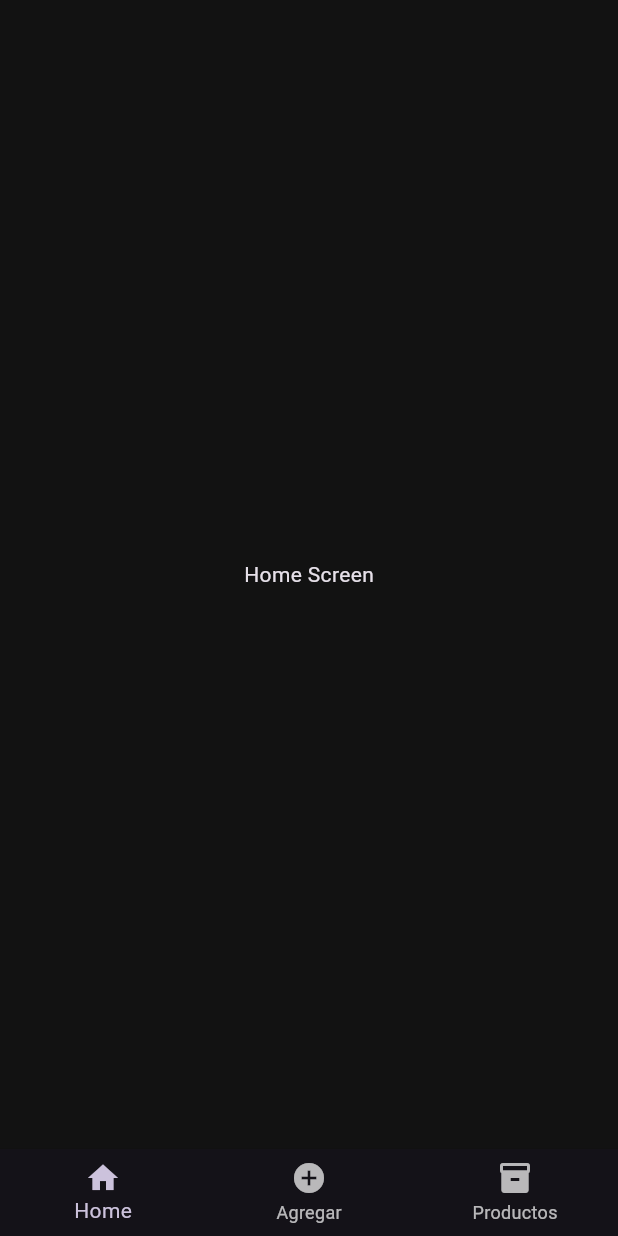
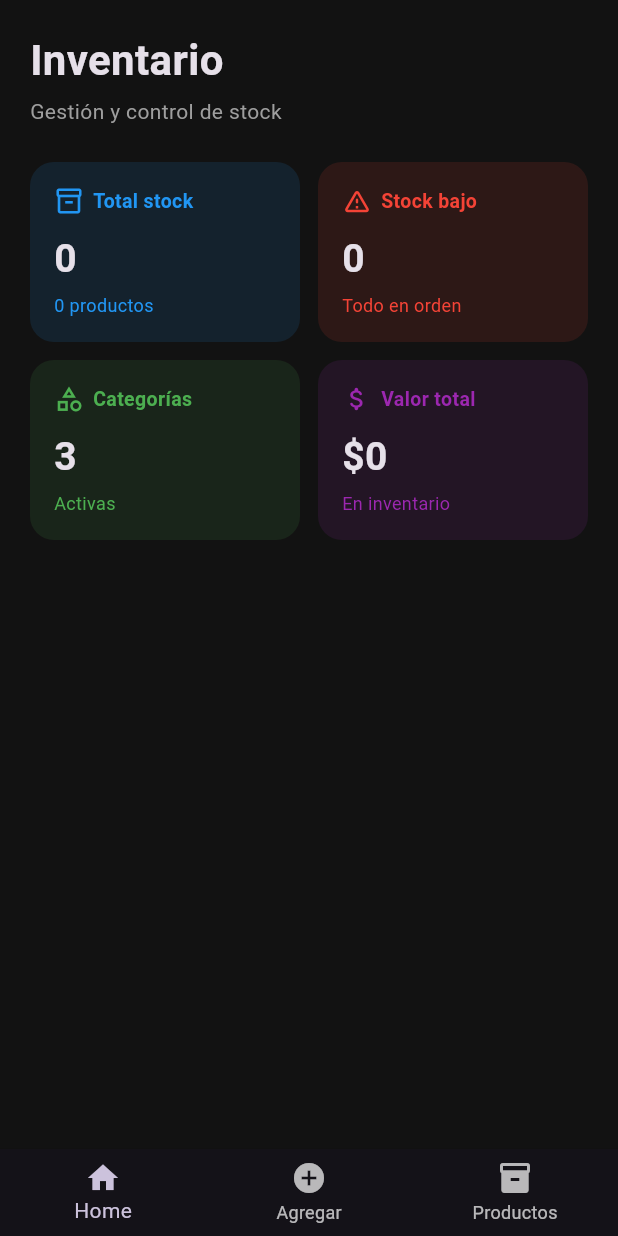
Before and after one commit to juancardonaie/OASIS, a Flutter app: the screen it shows after launch, on a phone screen of 412 x 824 dp. Run offline on Flutter 3.47's test engine with Material 3 defaults, Android fonts, the phone set to English and light mode, and no system bars; our stand-ins replace cloud_firestore, firebase_core, go_router; missing offline and left inert: signalr_netcore; accounts and stored records are empty.

Commit message:
feature/04-Se agrega dashboard en la pantalla principal

```diff
--- a/lib/app/features/home/screens/home_screen.dart
+++ b/lib/app/features/home/screens/home_screen.dart
@@ -1,45 +1,48 @@
 import 'package:flutter/material.dart';
-import 'package:cloud_firestore/cloud_firestore.dart';
+import '../services/Home_Service.dart';
+import '../widgets/home_header.dart';
+import '../widgets/home_stats_grid.dart';
+import '../widgets/low_stock_list.dart';
 
-class HomeScreen extends StatefulWidget {
+class HomeScreen extends StatelessWidget {
   const HomeScreen({super.key});
 
   @override
-  State<HomeScreen> createState() => _HomeScreenState();
-}
+  Widget build(BuildContext context) {
+    final homeService = HomeService();
 
-class _HomeScreenState extends State<HomeScreen> {
-  final db = FirebaseFirestore.instance;
+    return Scaffold(
+      body: SafeArea(
+        child: StreamBuilder<HomeStatsModel>(
+          stream: homeService.getHomeStats(),
+          builder: (context, snapshot) {
+            if (snapshot.connectionState == ConnectionState.waiting) {
+              return const Center(child: CircularProgressIndicator());
+            }
 
-  @override
-  void initState() {
-    super.initState();
-    // testWrite();
-    // testFirestore();
-  }
+            if (snapshot.hasError) {
+              return const Center(child: Text('Error al cargar el inventario'));
+            }
 
-  // Future<void> testFirestore() async {
-  //   final snapshot = await db.collection('products').get();
+            final stats = snapshot.data!;
 
-  //   print("Cantidad de documentos: ${snapshot.docs.length}");
-
-  //   for (var doc in snapshot.docs) {
-  //     print("ID: ${doc.id}");
-  //     print("DATA: ${doc.data()}");
-  //   }
-  // }
-
-  // Future<void> testWrite() async {
-  //   await db.collection('products').add({
-  //     'name': 'TEST DESDE APP',
-  //     'price': 123,
-  //   });
-
-  //   print("Documento creado desde la app");
-  // }
-
-  @override
-  Widget build(BuildContext context) {
-    return const Center(child: Text("Home Screen"));
+            return SingleChildScrollView(
+              padding: const EdgeInsets.all(20),
+              child: Column(
+                crossAxisAlignment: CrossAxisAlignment.start,
+                children: [
+                  const HomeHeader(),
+                  const SizedBox(height: 24),
+                  HomeStatsGrid(stats: stats),
+                  const SizedBox(height: 32),
+                  if (stats.lowStockProducts.isNotEmpty)
+                    LowStockList(products: stats.lowStockProducts),
+                ],
+              ),
+            );
+          },
+        ),
+      ),
+    );
   }
 }
--- /dev/null
+++ b/lib/app/features/home/services/home_service.dart
@@ -0,0 +1,46 @@
+import 'package:cloud_firestore/cloud_firestore.dart';
+import 'package:oasis/app/features/products/productList/model/product_model.dart';
+
+class HomeStatsModel {
+  final int totalStock;
+  final int lowStockCount;
+  final int categoriesCount;
+  final double totalValue;
+  final List<ProductModel> lowStockProducts;
+
+  HomeStatsModel({
+    required this.totalStock,
+    required this.lowStockCount,
+    required this.categoriesCount,
+    required this.totalValue,
+    required this.lowStockProducts,
+  });
+}
+
+class HomeService {
+  final FirebaseFirestore _db = FirebaseFirestore.instance;
+
+  Stream<HomeStatsModel> getHomeStats() {
+    return _db.collection('products').snapshots().map((snapshot) {
+      final products = snapshot.docs
+          .map((doc) => ProductModel.fromMap(doc.id, doc.data()))
+          .toList();
+
+      final totalStock = products.fold(0, (sum, p) => sum + p.stock);
+
+      final lowStockProducts =
+          products.where((p) => p.stock <= p.minimumStock).toList();
+
+      final totalValue =
+          products.fold(0.0, (sum, p) => sum + (p.stock * p.price));
+
+      return HomeStatsModel(
+        totalStock: totalStock,
+        lowStockCount: lowStockProducts.length,
+        categoriesCount: 3, // placeholder por ahora
+        totalValue: totalValue,
+        lowStockProducts: lowStockProducts,
+      );
+    });
+  }
+}
--- /dev/null
+++ b/lib/app/features/home/widgets/home_header.dart
@@ -0,0 +1,29 @@
+import 'package:flutter/material.dart';
+
+class HomeHeader extends StatelessWidget {
+  const HomeHeader({super.key});
+
+  @override
+  Widget build(BuildContext context) {
+    return const Column(
+      crossAxisAlignment: CrossAxisAlignment.start,
+      children: [
+        Text(
+          'Inventario',
+          style: TextStyle(
+            fontSize: 28,
+            fontWeight: FontWeight.bold,
+          ),
+        ),
+        SizedBox(height: 4),
+        Text(
+          'Gestión y control de stock',
+          style: TextStyle(
+            fontSize: 14,
+            color: Colors.grey,
+          ),
+        ),
+      ],
+    );
+  }
+}
--- /dev/null
+++ b/lib/app/features/home/widgets/home_stats_grid.dart
@@ -0,0 +1,76 @@
+import 'package:flutter/material.dart';
+import '../services/Home_Service.dart';
+import 'stat_card.dart';
+
+class HomeStatsGrid extends StatelessWidget {
+  final HomeStatsModel stats;
+
+  const HomeStatsGrid({super.key, required this.stats});
+
+  @override
+  Widget build(BuildContext context) {
+    return Column(
+      children: [
+        Row(
+          children: [
+            Expanded(
+              child: StatCard(
+                icon: Icons.inventory_2_outlined,
+                label: 'Total stock',
+                value: '${stats.totalStock}',
+                subtitle: '${stats.lowStockProducts.length + (stats.totalStock - stats.lowStockCount)} productos',
+                color: Colors.blue,
+              ),
+            ),
+            const SizedBox(width: 12),
+            Expanded(
+              child: StatCard(
+                icon: Icons.warning_amber_rounded,
+                label: 'Stock bajo',
+                value: '${stats.lowStockCount}',
+                subtitle: stats.lowStockCount > 0
+                    ? 'Requiere atención'
+                    : 'Todo en orden',
+                color: Colors.red,
+              ),
+            ),
+          ],
+        ),
+        const SizedBox(height: 12),
+        Row(
+          children: [
+            Expanded(
+              child: StatCard(
+                icon: Icons.category_outlined,
+                label: 'Categorías',
+                value: '${stats.categoriesCount}',
+                subtitle: 'Activas',
+                color: Colors.green,
+              ),
+            ),
+            const SizedBox(width: 12),
+            Expanded(
+              child: StatCard(
+                icon: Icons.attach_money_rounded,
+                label: 'Valor total',
+                value: '\$${_formatNumber(stats.totalValue)}',
+                subtitle: 'En inventario',
+                color: Colors.purple,
+              ),
+            ),
+          ],
+        ),
+      ],
+    );
+  }
+
+  String _formatNumber(double value) {
+    final parts = value.toStringAsFixed(0).split('');
+    final result = StringBuffer();
+    for (int i = 0; i < parts.length; i++) {
+      if (i > 0 && (parts.length - i) % 3 == 0) result.write('.');
+      result.write(parts[i]);
+    }
+    return result.toString();
+  }
+}
--- /dev/null
+++ b/lib/app/features/home/widgets/stat_card.dart
@@ -0,0 +1,64 @@
+import 'package:flutter/material.dart';
+
+class StatCard extends StatelessWidget {
+  final IconData icon;
+  final String label;
+  final String value;
+  final String subtitle;
+  final Color color;
+
+  const StatCard({
+    super.key,
+    required this.icon,
+    required this.label,
+    required this.value,
+    required this.subtitle,
+    required this.color,
+  });
+
+  @override
+  Widget build(BuildContext context) {
+    return Container(
+      padding: const EdgeInsets.all(16),
+      decoration: BoxDecoration(
+        color: color.withOpacity(0.12),
+        borderRadius: BorderRadius.circular(16),
+      ),
+      child: Column(
+        crossAxisAlignment: CrossAxisAlignment.start,
+        children: [
+          Row(
+            children: [
+              Icon(icon, color: color, size: 20),
+              const SizedBox(width: 6),
+              Text(
+                label,
+                style: TextStyle(
+                  color: color,
+                  fontSize: 13,
+                  fontWeight: FontWeight.w600,
+                ),
+              ),
+            ],
+          ),
+          const SizedBox(height: 10),
+          Text(
+            value,
+            style: const TextStyle(
+              fontSize: 26,
+              fontWeight: FontWeight.bold,
+            ),
+          ),
+          const SizedBox(height: 4),
+          Text(
+            subtitle,
+            style: TextStyle(
+              fontSize: 12,
+              color: color,
+            ),
+          ),
+        ],
+      ),
+    );
+  }
+}
```
Also changed, not shown: lib/app/features/home/widgets/low_stock_list.dart (added, +111 -0 lines), 1 other file.
